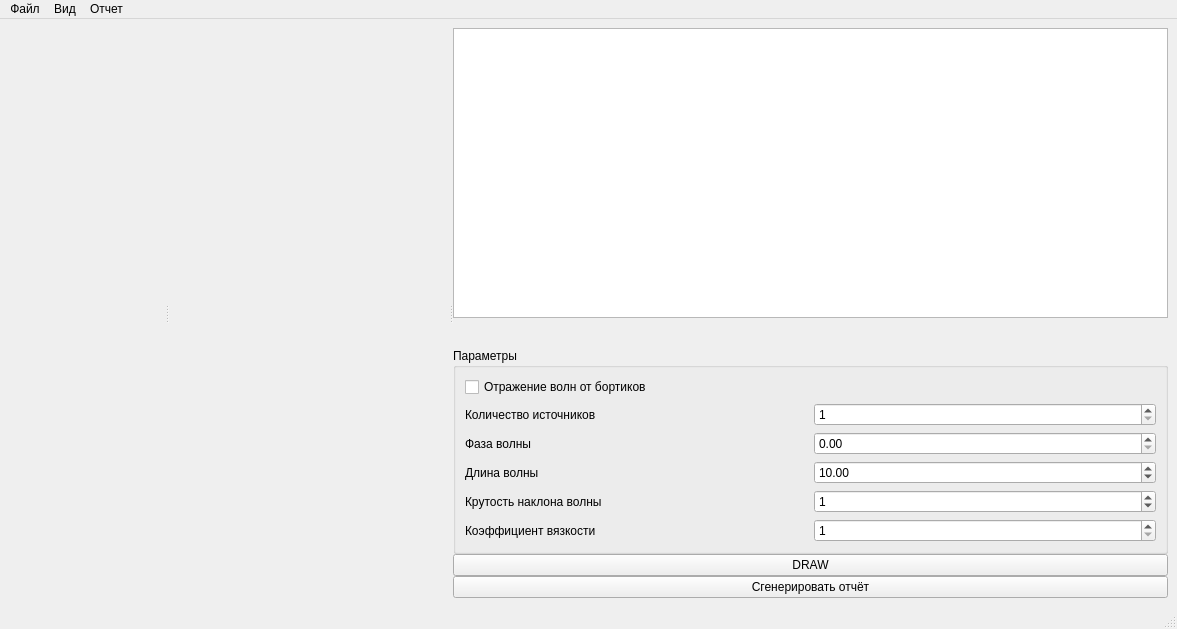
Student-Experimental-Physics-Laboratory/self-water-talbot, file source/mainwindow.ui: the form before one commit.
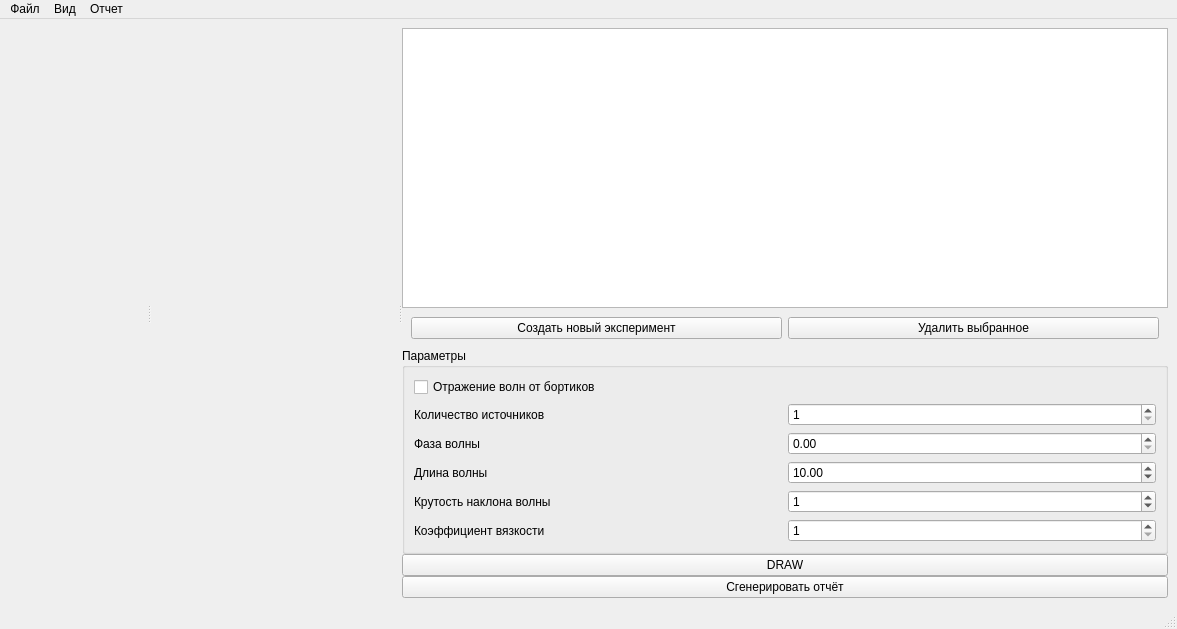
The form after the commit. Custom widgets are drawn as their Qt base class.

```diff
--- a/source/mainwindow.ui
+++ b/source/mainwindow.ui
@@ -72,22 +72,6 @@
       </widget>
       <widget class="QWidget" name="layoutWidget">
        <layout class="QVBoxLayout" name="chart">
-        <item>
-         <widget class="QWidget" name="cinfo" native="true">
-          <property name="minimumSize">
-           <size>
-            <width>0</width>
-            <height>20</height>
-           </size>
-          </property>
-          <property name="maximumSize">
-           <size>
-            <width>16777215</width>
-            <height>20</height>
-           </size>
-          </property>
-         </widget>
-        </item>
         <item>
          <widget class="ChartWidget" name="talbotChart" native="true">
           <property name="minimumSize">
@@ -142,6 +126,22 @@
             <height>30</height>
            </size>
           </property>
+          <layout class="QHBoxLayout" name="horizontalLayout_7">
+           <item>
+            <widget class="QPushButton" name="add_new_experiment">
+             <property name="text">
+              <string>Создать новый эксперимент</string>
+             </property>
+            </widget>
+           </item>
+           <item>
+            <widget class="QPushButton" name="delete_selected_experiments">
+             <property name="text">
+              <string>Удалить выбранное</string>
+             </property>
+            </widget>
+           </item>
+          </layout>
          </widget>
         </item>
         <item>
@@ -349,6 +349,11 @@
    <header>rulerwidget.h</header>
    <container>1</container>
   </customwidget>
+  <customwidget>
+   <class>ExperimentList</class>
+   <extends>QListWidget</extends>
+   <header>experimentlist.h</header>
+  </customwidget>
  </customwidgets>
  <resources/>
  <connections/>
```
Left out of the diff: 4 changed lines with no effect on the pictures.
